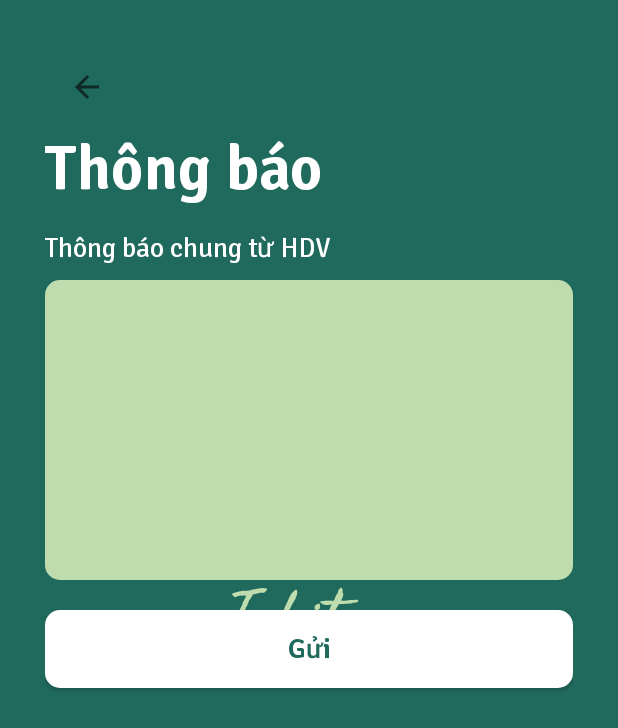
After one commit to dainghia-tran/TAKI-Tour, an Android app: the Announcement screen opened directly, with no data from a screen before it, on a phone screen of 412 x 824 dp. The commit adds this screen. Shown: the top 728 px of the screen. Run offline under Robolectric (Android 15) with nearby library versions, the phone set to English and light mode, and no system bars.

Commit message:
add view tour_annoucement

```diff
--- a/app/src/main/AndroidManifest.xml
+++ b/app/src/main/AndroidManifest.xml
@@ -32,6 +32,8 @@
         <activity android:name=".views.LoginActivity" />
         <activity android:name=".views.MainActivity" />
         <activity android:name=".views.CreateNotification" />
+        <activity android:name=".views.Announcement" />
+
         <meta-data
                 android:name="com.google.android.geo.API_KEY"
                 android:value="AIzaSyCbjSd_WogDL47q_Jxdt6mNjGcOgZTXK84" />
--- a/app/src/main/java/com/aws/takitour/adapters/TourRVAdapter.java
+++ b/app/src/main/java/com/aws/takitour/adapters/TourRVAdapter.java
@@ -55,7 +55,6 @@ public class TourRVAdapter extends RecyclerView.Adapter<TourRVAdapter.ViewHolder
 
     private List<Tour> tourList;
     private final Handler handler = new Handler();
-    private APIService apiService = Client.getClient("https://fcm.googleapis.com/").create(APIService.class);
     public TourRVAdapter(Context context, List<Tour> tourList) {
         this.context = context;
         this.tourList = tourList;
@@ -112,7 +111,6 @@ public class TourRVAdapter extends RecyclerView.Adapter<TourRVAdapter.ViewHolder
                                 boolean attended = false;
                                 String tourGuide = snapshot.child("tourGuide").getValue(String.class);
                                 String currentUserEmail = FirebaseAuth.getInstance().getCurrentUser().getEmail();
-                                Log.d("tour guide", tourGuide);
 
                                 if (tourGuide.equals(currentUserEmail)) {
                                     handler.post(() -> {
--- a/app/src/main/java/com/aws/takitour/fragments/ProfileFragment.java
+++ b/app/src/main/java/com/aws/takitour/fragments/ProfileFragment.java
@@ -82,6 +82,7 @@ public class ProfileFragment extends Fragment {
                             email.setText(currentUser.getEmail());
                             phoneNumber.setText(currentUser.getTelephone());
                             introduction.setText(currentUser.getDescription());
+                            introduction.setText("Xin chào, tôi yêu du lịch và gặp gỡ mọi người từ nhiều vùng miền của đất nước Việt Nam này. Tôi tin sự chăm chỉ và nhiệt tình của tôi sẽ khiến bạn hài lòng.");
                         }
                     }
 
--- a/app/src/main/java/com/aws/takitour/fragments/ToursFragment.java
+++ b/app/src/main/java/com/aws/takitour/fragments/ToursFragment.java
@@ -64,7 +64,6 @@ public class ToursFragment extends Fragment {
                             }
                             // Get new FCM device token
                             String token = task.getResult();
-                            Log.d(TAG, "Token" + token);
                             FirebaseUser currentUser = FirebaseAuth.getInstance().getCurrentUser();
                             if (currentUser != null) {
                                 fcmService.onNewToken(token);
@@ -81,9 +80,7 @@ public class ToursFragment extends Fragment {
                             tourCode.clear();
                             for (DataSnapshot data : snapshot.getChildren()) {
                                 tourCode.add(data.getValue(String.class));
-                                Log.d("Attended tour", data.getValue(String.class));
                             }
-                            Log.d("Number of tours", String.valueOf(tourCode.size()));
                             if (tourCode.isEmpty()) {
                                 ((TextView) view.findViewById(R.id.tv_attended)).setText("Bạn chưa tham gia tour nào");
                                 return;
--- a/app/src/main/java/com/aws/takitour/models/Notification.java
+++ b/app/src/main/java/com/aws/takitour/models/Notification.java
@@ -31,7 +31,7 @@ public class Notification implements Serializable {
 
     }
     public void sendNotification(String targetToken){
-        Data data = new Data(this.sender, this.title, this.body);
+        Data data = new Data(this.sender, this.title, this.body, targetToken );
         Sender sendWorker = new Sender(data, targetToken);
         apiService.sendNotification(sendWorker).enqueue(new Callback<MyResponse>() {
             @Override
--- a/app/src/main/java/com/aws/takitour/models/SendTestNoti.java
+++ b/app/src/main/java/com/aws/takitour/models/SendTestNoti.java
@@ -26,7 +26,7 @@ public class SendTestNoti implements Serializable {
     }
     public void sendNoti(String uToken, String title, String message){
         FirebaseUser currentUser = FirebaseAuth.getInstance().getCurrentUser();
-        Data data = new Data(currentUser.getEmail(), title,message);
+        Data data = new Data(currentUser.getEmail(), title,message, uToken);
         Sender sender = new Sender(data,uToken);
         apiService.sendNotification(sender).enqueue(new Callback<MyResponse>() {
             @Override
--- /dev/null
+++ b/app/src/main/java/com/aws/takitour/views/Announcement.java
@@ -0,0 +1,37 @@
+package com.aws.takitour.views;
+
+import android.os.Bundle;
+import android.widget.Button;
+import android.widget.EditText;
+import android.widget.Toolbar;
+
+import androidx.annotation.Nullable;
+import androidx.appcompat.app.AppCompatActivity;
+
+import com.aws.takitour.R;
+
+public class Announcement extends AppCompatActivity {
+    private static final String TAG = "CreateAnnoucement";
+    private Toolbar tbReturn;
+    private EditText edtAnnoucement;
+    private Button btnSendNotification;
+    public static String tourId;
+
+    @Override
+    protected void onCreate(@Nullable Bundle savedInstanceState){
+        super.onCreate(savedInstanceState);
+        setContentView(R.layout.activity_tour_annoucement);
+        tbReturn = findViewById(R.id.tb_return_tour_dashboard_2);
+        edtAnnoucement = findViewById(R.id.edt_announcement);
+        btnSendNotification = findViewById(R.id.btn_announce);
+
+        tourId = getIntent().getStringExtra("TOUR_ID");
+
+        tbReturn.setNavigationOnClickListener(v -> {
+            finish();
+        });
+        btnSendNotification.setOnClickListener(v ->{
+
+        });
+    }
+}
--- a/app/src/main/java/com/aws/takitour/views/CreateNotification.java
+++ b/app/src/main/java/com/aws/takitour/views/CreateNotification.java
@@ -48,12 +48,10 @@ public class CreateNotification extends AppCompatActivity {
         btnSendNotification.setOnClickListener(v->{
             String userTitle = edtTitle.getText().toString().trim();
             String userBody = edtBody.getText().toString().trim();
-            Log.d(TAG, "Send button is clicked");
             new Thread(()->{
                 ValueEventListener participantListener = new ValueEventListener() {
                     @Override
                     public void onDataChange(@NonNull DataSnapshot snapshot) {
-                        Log.d(TAG, "LOG 1");
                         List<Participant> participants = new ArrayList<>();
                         // Save participants to List
                         for (DataSnapshot data : snapshot.getChildren()) {
@@ -67,7 +65,6 @@ public class CreateNotification extends AppCompatActivity {
                                     @Override
                                     public void onDataChange(@NonNull DataSnapshot snapshot) {
                                         String token = snapshot.getValue(String.class);
-                                        Log.d(TAG, token);
                                         Notification notificationHandler = new Notification("TourGuide", userTitle, userBody);
                                         notificationHandler.sendNotification(token);
                                     }
--- /dev/null
+++ b/app/src/main/res/layout/activity_tour_annoucement.xml
@@ -0,0 +1,59 @@
+<?xml version="1.0" encoding="utf-8"?>
+<LinearLayout xmlns:android="http://schemas.android.com/apk/res/android"
+    android:orientation="vertical" android:layout_width="match_parent"
+    android:layout_height="match_parent"
+    android:padding="30dp">
+    <Toolbar
+        android:id="@+id/tb_return_tour_dashboard_2"
+        android:layout_width="wrap_content"
+        android:layout_height="wrap_content"
+        android:navigationIcon="@drawable/ic_baseline_arrow_back_24"/>
+    <TextView
+        android:layout_width="wrap_content"
+        android:layout_height="wrap_content"
+        android:fontFamily="@font/signika_semibold"
+        android:text="Thông báo"
+        android:textColor="@color/white"
+        android:textSize="42sp" />
+    <LinearLayout
+        android:layout_width="match_parent"
+        android:layout_height="match_parent"
+        android:orientation="vertical"
+        android:paddingTop="15dp">
+        <TextView
+            android:layout_width="wrap_content"
+            android:layout_height="wrap_content"
+            android:textSize="18sp"
+            android:layout_marginBottom="10dp"
+            android:textColor="@color/white"
+            android:fontFamily="@font/signika"
+            android:text="@string/announcement"
+            />
+
+        <EditText
+            android:id="@+id/edt_announcement"
+            android:layout_width="match_parent"
+            android:layout_height="200dp"
+            android:background="@drawable/bg_second_color"
+            android:fontFamily="@font/signika"
+            android:inputType="textMultiLine"
+            android:lines="8"
+            android:minLines="6"
+            android:maxLines="10"
+            android:gravity="top|left"
+            android:textColor="#206A5D" />
+        <Button
+            android:id="@+id/btn_announce"
+            android:layout_width="match_parent"
+            android:layout_marginTop="20dp"
+            android:layout_height="wrap_content"
+            android:background="@drawable/bg_button"
+            android:fontFamily="@font/signika_semibold"
+            android:text="@string/btn_send"
+            android:textAllCaps="false"
+            android:textColor="#206A5D"
+            android:textSize="18sp" />
+
+    </LinearLayout>
+
+</LinearLayout>
--- a/app/src/main/res/layout/fragment_profile.xml
+++ b/app/src/main/res/layout/fragment_profile.xml
@@ -163,7 +163,7 @@
                 android:fontFamily="@font/signika_light"
                 android:textColor="@color/white"
                 android:text="@string/version"
-                android:textSize="10sp"
+                android:textSize="14sp"
                 tools:ignore="SmallSp" />
 
         <TextView
@@ -174,7 +174,7 @@
                 android:fontFamily="@font/signika_light"
                 android:textColor="@color/white"
                 android:text="@string/build_number"
-                android:textSize="10sp"
+                android:textSize="14sp"
                 tools:ignore="SmallSp" />
 
     </LinearLayout>
--- a/app/src/main/res/values/strings.xml
+++ b/app/src/main/res/values/strings.xml
@@ -92,5 +92,7 @@
     <string name="duration">Thời gian</string>
     <string name="price">Giá</string>
 
+    <string name="announcement">Thông báo chung từ HDV</string>
+
 
 </resources>
```
Also changed, not shown: app/src/main/java/com/aws/takitour/notifications/Data.java (+11 -2 lines), app/src/main/java/com/aws/takitour/notifications/MyMessagingService.java (+15 -4 lines), app/src/main/java/com/aws/takitour/views/TourDashboard.java (+6 -5 lines), app/src/main/res/layout/activity_tour_dashboard.xml (+5 -5 lines), app/src/main/res/layout/create_noti_data.xml (+7 -2 lines), app/src/main/res/layout/fragment_notification.xml (+2 -12 lines).
